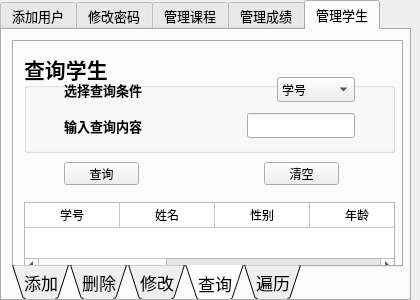
This is detailswindow.ui in qiquanzhe/Student_Grade_admin as Qt 5 draws it before an edit. The edited form follows.
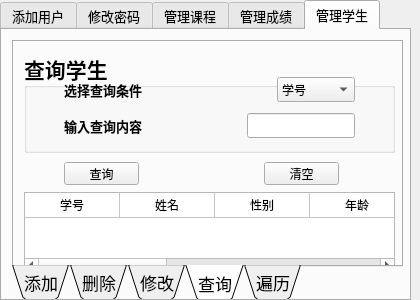
This is the edited form. The open tabs and pages were chosen to show the change. Icons and pictures are not drawn.

```diff
--- a/detailswindow.ui
+++ b/detailswindow.ui
@@ -3424,9 +3424,9 @@
         <property name="geometry">
          <rect>
           <x>10</x>
-          <y>160</y>
+          <y>150</y>
           <width>371</width>
-          <height>71</height>
+          <height>81</height>
          </rect>
         </property>
         <property name="font">
```
Left out of the diff: 43 changed lines with no effect on the pictures.
